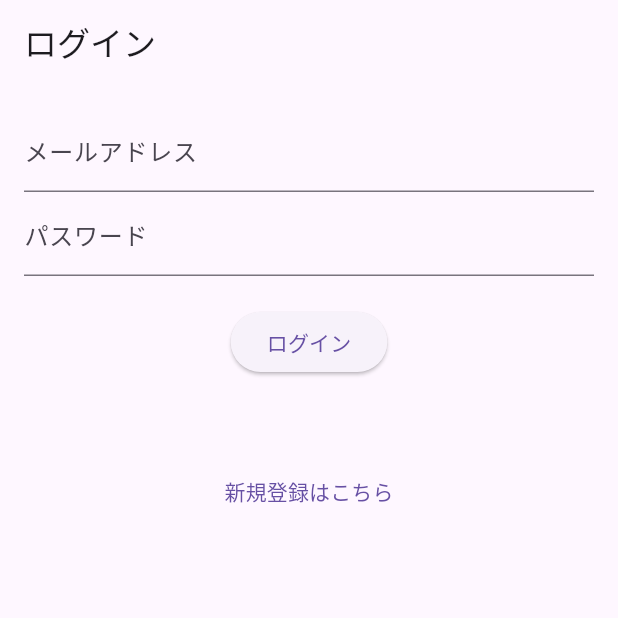
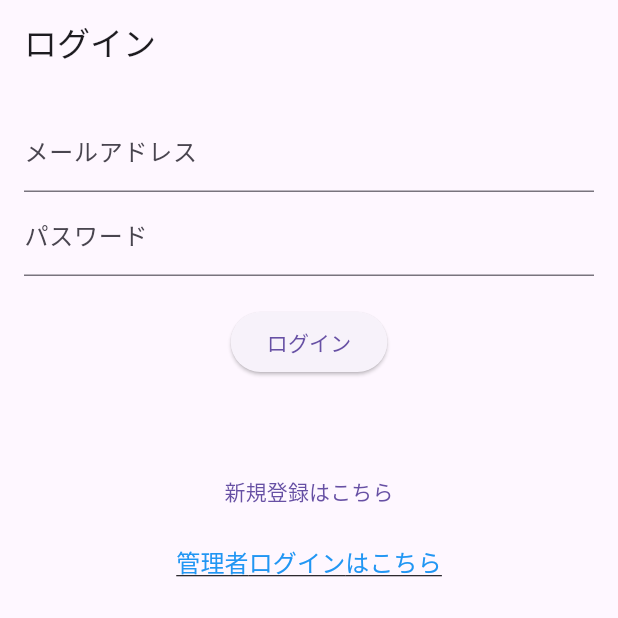
Before and after one commit to Frisk9673/Whispin, a Flutter app: the screen it shows after launch, after a tap on "登録", after a tap on "すでにアカウントをお持ちの方はこちら（ログイン）", on a phone screen of 412 x 824 dp, the top half of it. Run offline on Flutter 3.47's test engine with Material 3 defaults, Android fonts, the phone set to English and light mode, and no system bars; our stand-ins replace cloud_firestore, firebase_auth, firebase_core, image_picker; accounts and stored records are empty; network calls fail.

Commit message:
Im:Account Fix

```diff
--- a/lib/account_create.dart
+++ b/lib/account_create.dart
@@ -3,7 +3,8 @@ import 'package:cloud_firestore/cloud_firestore.dart';
 import 'package:firebase_auth/firebase_auth.dart';
 
 import 'home.dart';
-import 'login.dart'; // ← ログイン画面
+import 'login.dart';
+import 'admin/login/admin_login.dart';
 
 class UserRegisterPage extends StatefulWidget {
   const UserRegisterPage({super.key});
@@ -36,13 +37,13 @@ class _UserRegisterPageState extends State<UserRegisterPage> {
     try {
       setState(() => loading = true);
 
-      // ① Auth に登録（エミュレータに飛ぶ）
+      // Auth にユーザ作成（エミュレータ）
       await FirebaseAuth.instance.createUserWithEmailAndPassword(
         email: email,
         password: password,
       );
 
-      // ② Firestore にユーザー情報を登録（主キーは TEL_ID）
+      // Firestore にユーザ情報登録
       await FirebaseFirestore.instance
           .collection('User')
           .doc(telId)
@@ -54,13 +55,15 @@ class _UserRegisterPageState extends State<UserRegisterPage> {
         "Nickname": nicknameController.text.trim(),
         "Rate": 0,
         "Premium": false,
-        "RoomCount": 3,
+        "RoomCount": 0,
         "CreateAt": FieldValue.serverTimestamp(),
         "LastUpdated_Premium": null,
         "DeletedAt": null,
+
+        /// 🔥 role を追加（ユーザ登録は必ず "user"）
+        "role": "user",
       });
 
-      // 登録成功 → Home（RoomJoinScreen）へ
       Navigator.pushReplacement(
         context,
         MaterialPageRoute(builder: (_) => const RoomJoinScreen()),
@@ -125,7 +128,6 @@ class _UserRegisterPageState extends State<UserRegisterPage> {
 
               const SizedBox(height: 24),
 
-              /// 🔥 本来入っていた “ログイン画面へ戻る” リンク（復活）
               TextButton(
                 onPressed: () {
                   Navigator.pushReplacement(
@@ -138,6 +140,24 @@ class _UserRegisterPageState extends State<UserRegisterPage> {
                   style: TextStyle(fontSize: 14),
                 ),
               ),
+
+              /// 🔥 管理者ログイン
+              TextButton(
+                onPressed: () {
+                  Navigator.push(
+                    context,
+                    MaterialPageRoute(builder: (_) => const AdmLoginApp()),
+                  );
+                },
+                child: const Text(
+                  '管理者ログインはこちら',
+                  style: TextStyle(
+                    color: Colors.blue,
+                    fontSize: 16,
+                    decoration: TextDecoration.underline,
+                  ),
+                ),
+              ),
             ],
           ),
         ),
--- a/lib/login.dart
+++ b/lib/login.dart
@@ -3,6 +3,7 @@ import 'package:firebase_auth/firebase_auth.dart';
 
 import 'home.dart';
 import 'account_create.dart';
+import 'admin/login/admin_login.dart';
 
 class LoginPage extends StatefulWidget {
   const LoginPage({super.key});
@@ -70,7 +71,23 @@ class _LoginPageState extends State<LoginPage> {
                 );
               },
               child: const Text("新規登録はこちら"),
-            )
+            ),
+            TextButton(
+              onPressed: () {
+                Navigator.push(
+                  context,
+                  MaterialPageRoute(builder: (_) => const AdmLoginApp()),
+                );
+              },
+              child: const Text(
+                '管理者ログインはこちら',
+                style: TextStyle(
+                  color: Colors.blue,
+                  fontSize: 16,
+                  decoration: TextDecoration.underline,
+                ),
+              ),
+            ),
           ],
         ),
       ),
--- a/pubspec.yaml
+++ b/pubspec.yaml
@@ -15,3 +15,4 @@ dependencies:
   firebase_core: ^3.0.0
   firebase_auth: ^5.7.0
   cloud_firestore: ^5.0.0
+  image_picker: ^1.1.2
```
Also changed, not shown: lib/admin/login/admin_login_page.dart (+58 -6 lines), lib/home.dart (+46 -56 lines), lib/logout.dart (+17 -10 lines), lib/profile.dart (+8 -1 lines).
